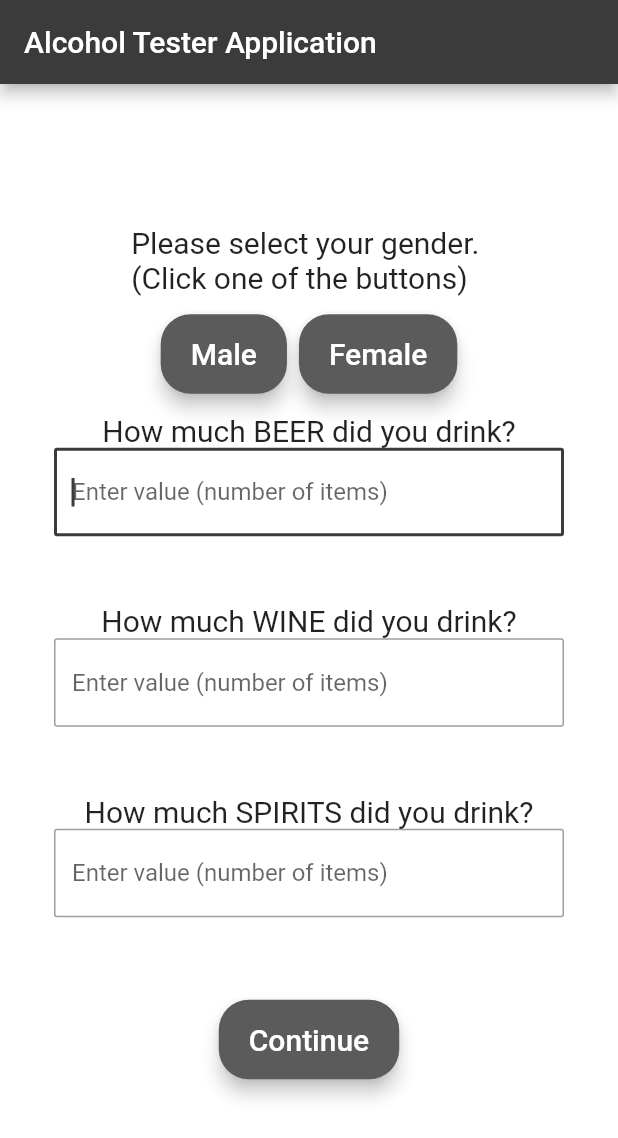
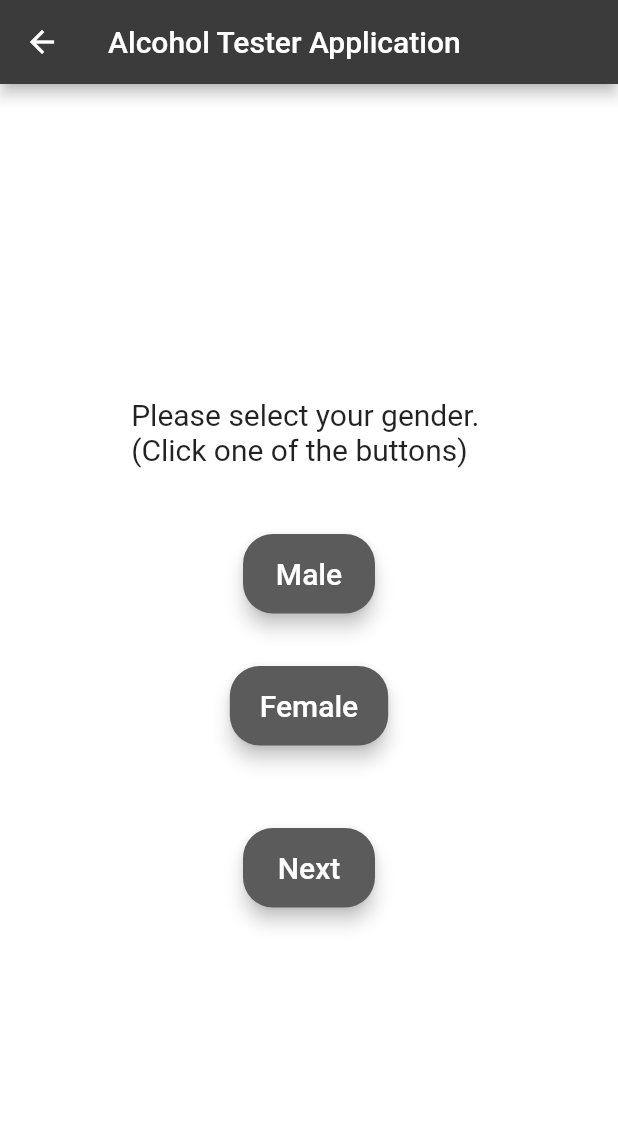
Before and after one commit to ShaneSigesmund/alcohol_tester_project, a Flutter app: the moreDetailsPage screen opened directly with empty values, on a phone screen of 412 x 824 dp. Shown: the top 1138 px of the screen. Run offline on Flutter 3.47's test engine with Material 2 defaults, Android fonts, the phone set to English and light mode, and no system bars; our stand-ins replace shared_preferences; missing offline and left inert: dart:ffi; accounts and stored records are empty.

Commit message:
fixed most of UI

```diff
--- a/alcohol_tester_application/lib/main.dart
+++ b/alcohol_tester_application/lib/main.dart
@@ -27,7 +27,7 @@ class MyApp extends StatelessWidget {
       theme: ThemeData(
         primarySwatch: colorCustom,
       ),
-      home: MyHomePage(title: 'Alcohol Tester Application'),
+      home: new MyHomePage(),
     );
   }
 }
@@ -88,14 +88,14 @@ class _MyHomePageState extends State<MyHomePage> {
           child: MaterialButton(
               padding: EdgeInsets.fromLTRB(20.0, 15.0, 20.0, 15.0),
               onPressed: _goNextPage,
-              child: Text("Continue",
+              child: Text("Next",
                   textAlign: TextAlign.center,
                   style: TextStyle(
                     fontSize: 20,
                     foreground: Paint()..color = Colors.white,
                   ))),
         ));
-    return Scaffold(
+    return new Scaffold(
       appBar: AppBar(
         title: Text('Alcohol Tester Application'),
       ),
--- a/alcohol_tester_application/lib/moreDetailsPage.dart
+++ b/alcohol_tester_application/lib/moreDetailsPage.dart
@@ -1,10 +1,18 @@
+import 'dart:ffi';
+
+import 'package:alcohol_tester_application/bacPage.dart';
+import 'package:alcohol_tester_application/main.dart';
 import 'package:flutter/cupertino.dart';
 import 'package:flutter/material.dart';
+import 'package:flutter/services.dart';
 import 'package:shared_preferences/shared_preferences.dart';
 
 double male = 0.68;
 double female = 0.55;
+int weight = 0;
 String gender = "";
+
+double percentAlcohol = 0.0;
 
 class moreDetailsPage extends StatefulWidget {
   moreDetailsPage({Key key, this.title, @required this.weightGrams})
@@ -23,23 +31,41 @@ class moreDetails extends State<moreDetailsPage> {
     super.initState();
   }
 
-  _getWeight() async {
+/*
+ * Beer: 12 ounces (341 ml) with 5% alcohol
+ * Wine: 5 ounces (142 ml) with 12% alcohol
+ * Spirits: 1.5 ounces (43 ml) with 40% alcohol
+ *
+ * One STANDARD Canadian drink contains: 13.6 grams of alcohol
+ */
+  void _getBeerGrams(int i) {
+    percentAlcohol += i * (341 * 0.05 * 0.789);
+  }
+
+  void _getWineGrams(int i) {
+    percentAlcohol += i * (142 * 0.12 * 0.789);
+  }
+
+  void _getSpiritsGrams(int i) {
+    percentAlcohol += i * (43 * 0.4 * 0.789);
+  }
+
+  void _getBAC() async {
     SharedPreferences prefs = await SharedPreferences.getInstance();
-    setState(() {
-      //gender = prefs.getString('Gender');
-    });
   }
 
   void _goNextPage() {
     setState(() {
       //update user weight in shared preferences
 
-      // Navigator.of(context).pushReplacement(new MaterialPageRoute(
-      //   builder: (context) => new moreDetailsPage(
-      //     )));
+      Navigator.of(context).pushReplacement(
+          new MaterialPageRoute(builder: (context) => new bacPage()));
     });
   }
 
+  @override
+  Widget build(BuildContext context) {
+    // print(weightGrams);
     final nextPage = Container(
         margin: const EdgeInsets.only(top: 10, bottom: 10),
         child: Material(
@@ -48,8 +74,8 @@ class moreDetails extends State<moreDetailsPage> {
           color: Color(0xff5b5b5b),
           child: MaterialButton(
               padding: EdgeInsets.fromLTRB(20.0, 15.0, 20.0, 15.0),
-            // onPressed: //_goNextPage,
-            child: Text("Continue",
+              onPressed: _goNextPage,
+              child: Text("Next",
                   textAlign: TextAlign.center,
                   style: TextStyle(
                     fontSize: 20,
@@ -59,7 +85,7 @@ class moreDetails extends State<moreDetailsPage> {
 
     Column _buildButtons(String name, double value) {
       return Column(
-        mainAxisSize: MainAxisSize.min,
+          mainAxisSize: MainAxisSize.max,
           mainAxisAlignment: MainAxisAlignment.center,
           children: [
             Container(
@@ -86,17 +112,9 @@ class moreDetails extends State<moreDetailsPage> {
             ),
           ]);
     }
-  final beer = TextEditingController();
-  final wine = TextEditingController();
-  final spirits = TextEditingController();
-  @override
-  Widget build(BuildContext context) {
-    // print(weightGrams);
-    return Scaffold(
-      appBar: AppBar(
-        title: Text('Alcohol Tester Application'),
-      ),
-      body: Center(
+
+    Center makeGenderUI() {
+      return Center(
         child: Container(
           width: double.infinity,
           color: Colors.white,
@@ -104,96 +122,40 @@ class moreDetails extends State<moreDetailsPage> {
             padding: const EdgeInsets.all(36.0),
             child: Column(
               crossAxisAlignment: CrossAxisAlignment.center,
+              mainAxisSize: MainAxisSize.max,
               mainAxisAlignment: MainAxisAlignment.center,
               children: [
-               // maleButton,
-                //femaleButton,
                 Text(
                   'Please select your gender. \n(Click one of the buttons)',
                   style: TextStyle(fontSize: 20),
                 ),
-               ButtonBar(
-                 mainAxisSize: MainAxisSize.min,
-                 children: <Widget>[
+                SizedBox(height: 40),
                 _buildButtons("Male", 0.68),
+                SizedBox(height: 25),
                 _buildButtons("Female", 0.55),
-                 ],
-               ),
-                Text(
-                  'How much BEER did you drink?',
-                  style: TextStyle(fontSize: 20),
-                ),
-                TextField(
-                  controller: beer,
-                  autofocus: true,
-                  keyboardType: TextInputType.number,
-                  onChanged: (text) {
-                    gender = beer.text;
-                  },
-                  decoration: InputDecoration(
-                    hintText: "Enter value (number of items)",
-                    border: OutlineInputBorder(
-                      borderRadius: BorderRadius.circular(2.0),
-                      borderSide: BorderSide(
-                        color: Colors.amber,
-                        style: BorderStyle.solid,
-                      ),
-                    ),
-                  ),
-                ),
-                SizedBox(height: 45.0),
-                Text(
-                  'How much WINE did you drink?',
-                  style: TextStyle(fontSize: 20),
-                ),
-                TextField(
-                  controller: wine,
-                  autofocus: true,
-                  keyboardType: TextInputType.number,
-                  onChanged: (text) {
-                    gender = wine.text;
-                  },
-                  decoration: InputDecoration(
-                    hintText: "Enter value (number of items)",
-                    border: OutlineInputBorder(
-                      borderRadius: BorderRadius.circular(2.0),
-                      borderSide: BorderSide(
-                        color: Colors.amber,
-                        style: BorderStyle.solid,
-                      ),
-                    ),
-                  ),
-                ),
-                SizedBox(height: 45.0),
-                Text(
-                  'How much SPIRITS did you drink?',
-                  style: TextStyle(fontSize: 20),
-                ),
-                TextField(
-                  controller: spirits,
-                  autofocus: true,
-                  keyboardType: TextInputType.number,
-                  onChanged: (text) {
-                    gender = spirits.text;
-                  },
-                  decoration: InputDecoration(
-                    hintText: "Enter value (number of items)",
-                    border: OutlineInputBorder(
-                      borderRadius: BorderRadius.circular(2.0),
-                      borderSide: BorderSide(
-                        color: Colors.amber,
-                        style: BorderStyle.solid,
-                      ),
-                    ),
-                  ),
-                ),
-                SizedBox(height: 45.0),
+                SizedBox(height: 40),
                 nextPage,
               ],
             ),
           ),
         ),
-      ),
       );
     }
+
+    return new WillPopScope(
+        onWillPop: () async => false,
+        child: new Scaffold(
+            appBar: new AppBar(
+                title: Text('Alcohol Tester Application'),
+                leading: IconButton(
+                  icon: Icon(Icons.arrow_back),
+                  onPressed: () async {
+                   Navigator.of(context).pushReplacement(
+          new MaterialPageRoute(builder: (context) {
+            return MyHomePage();
+          }));
+                  },
+                )),
+            body: makeGenderUI()));
   }
+}
```
Also changed, not shown: alcohol_tester_application/lib/bacPage.dart (added, +147 -0 lines). Lines whose indentation alone changed are shown as unchanged.
